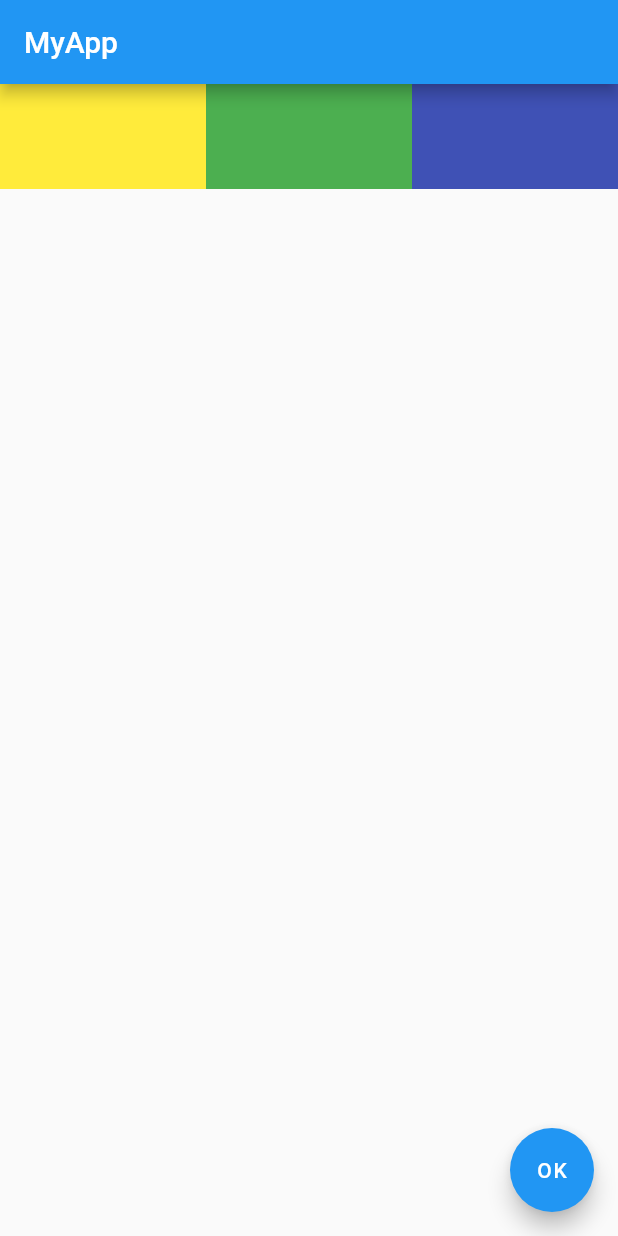
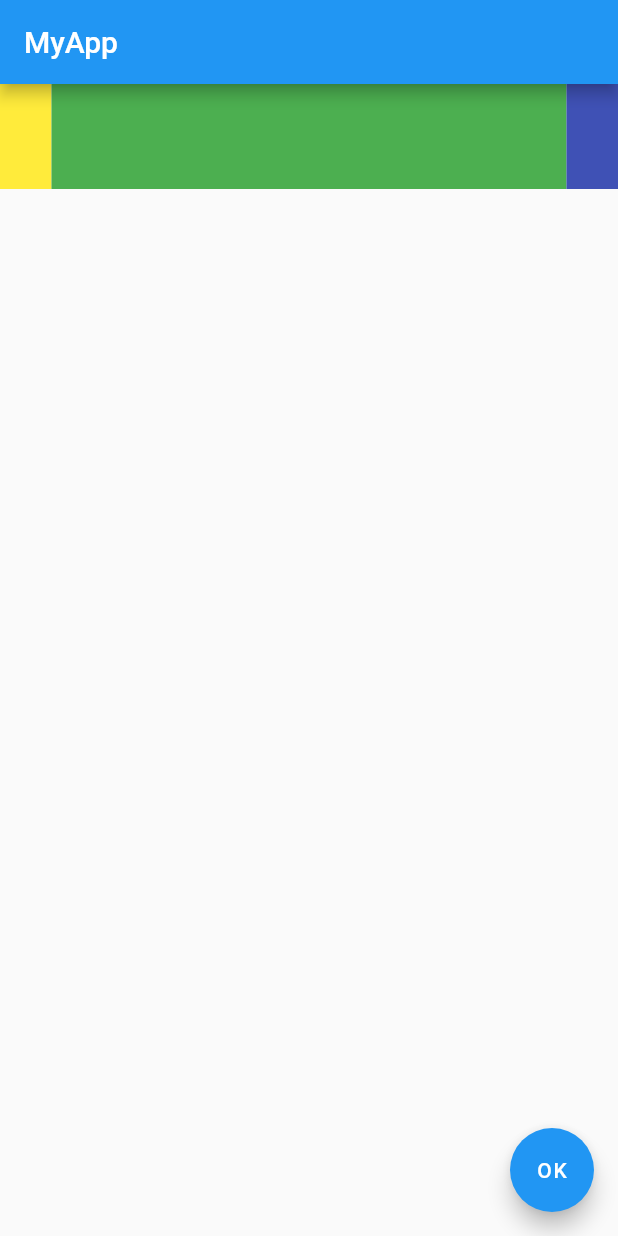
Before and after one commit to AdalbertPungu/flutter_application_demo, a Flutter app: the screen it shows after launch, on a phone screen of 412 x 824 dp. Run offline on Flutter 3.47's test engine with Material 2 defaults, Android fonts, the phone set to English and light mode, and no system bars.

Commit message:
propriété flex avec le widget Expanded

```diff
--- a/lib/main.dart
+++ b/lib/main.dart
@@ -20,11 +20,14 @@ class HomePage extends StatelessWidget {
         child: Row(
           children: [
             Expanded(
+              flex: 1,
               child: Container(width: 70, height: 70, color: Colors.yellow),
             ),
             Expanded(
+                flex: 10,
                 child: Container(width: 70, height: 70, color: Colors.green)),
             Expanded(
+              flex: 1,
               child: Container(width: 70, height: 70, color: Colors.indigo),
             ),
           ],
```
